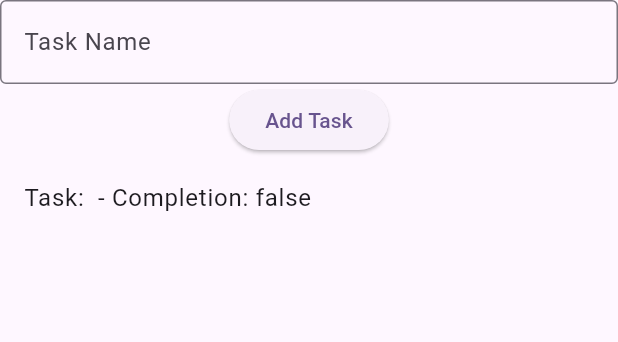
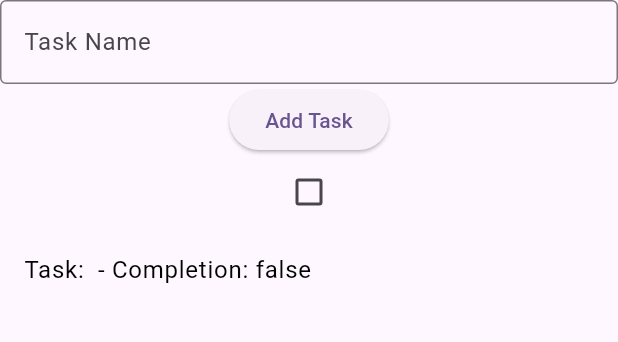
Before and after one commit to mnewby4/CW03, a Flutter app: the screen it shows after launch, after a tap on "Add Task", on a phone screen of 412 x 824 dp, the part 84-426 px from its top. Run offline on Flutter 3.47's test engine with Material 3 defaults, Android fonts, the phone set to English and light mode, and no system bars.

Commit message:
Added checkbox to mark tasks as complete

```diff
--- a/lib/main.dart
+++ b/lib/main.dart
@@ -50,6 +50,12 @@ class _TaskListPage extends State<TaskPage> {
     //print(taskList[taskList.length - 1].taskName);
   }
 
+  _markComplete(int index) {
+    setState(() {
+      _taskList[index].markComplete = _taskList[index].markComplete ? false : true;
+    });
+  }
+
   @override
   Widget build(BuildContext context) {
     return Scaffold(
@@ -78,21 +84,27 @@ class _TaskListPage extends State<TaskPage> {
                   shrinkWrap: true,
                   itemCount: _taskList.length,
                   itemBuilder: (context, index) {
-                    return GestureDetector(
-                      onTap: () {
-                        //push=adds route to stack of routes managed by navigator
-                        /*Navigator.push(context,
-                          MaterialPageRoute(builder: (context) => DetailsPage(
-                            taskName: _taskList[index],
-                          )),
-                        );*/
-                        print('Hello');
-                      },
-                      child: ListTile(
-                        title: Text('Task: ' + _taskList[index].taskName +
-                                    ' - Completion: ${_taskList[index].markComplete}'),
-                      ),
-                    );
+                    return
+                      Column(
+                        children: [
+                          Checkbox(
+                            value: _taskList[index].markComplete,
+                            onChanged: (bool? value) {
+                              setState(() {
+                                _markComplete(index);
+                              });
+                            }
+                          ),//checkbox
+                          ListTile(
+                            title: Text('Task: ' + _taskList[index].taskName +
+                                          ' - Completion: ${_taskList[index].markComplete}',
+                                        style: _taskList[index].markComplete ?
+                                          TextStyle(color: Colors.grey) :
+                                          TextStyle(color: Colors.black)
+                                    ),
+                          ),//listtile
+                        ],//children/widget
+                      );//column
                   },
                 ),
               ),
```
